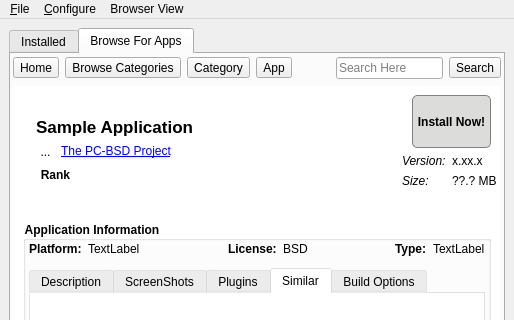
The window that pc-new-softwaremanager/mainUI.ui (pcbsd/pcbsd-projects) describes before a commit, drawn with Qt 5; both pictures show x 0 to 514 and y 0 to 320 of the 514 by 520 pixel window.
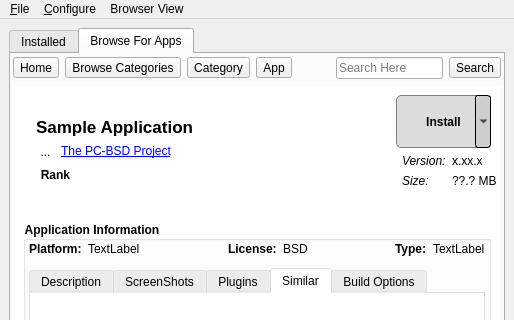
The same window after the commit. The open tabs and pages were chosen to show the change. Icons and pictures are not drawn.

Commit message: Please welcome the ability to install apps/package from the AppCafe directly into a running jail. This fully completes the browser side of the application (except for maybe some checks/message boxes when installing to a jail).

Patch:
```diff
--- a/pc-new-softwaremanager/mainUI.ui
+++ b/pc-new-softwaremanager/mainUI.ui
@@ -1196,26 +1196,10 @@
                <layout class="QVBoxLayout" name="verticalLayout_11">
                 <item>
                  <layout class="QHBoxLayout" name="horizontalLayout_8">
-                  <item>
-                   <spacer name="horizontalSpacer_8">
-                    <property name="orientation">
-                     <enum>Qt::Horizontal</enum>
-                    </property>
-                    <property name="sizeType">
-                     <enum>QSizePolicy::MinimumExpanding</enum>
-                    </property>
-                    <property name="sizeHint" stdset="0">
-                     <size>
-                      <width>0</width>
-                      <height>20</height>
-                     </size>
-                    </property>
-                   </spacer>
-                  </item>
                   <item>
                    <widget class="QToolButton" name="tool_bapp_download">
                     <property name="sizePolicy">
-                     <sizepolicy hsizetype="Minimum" vsizetype="Preferred">
+                     <sizepolicy hsizetype="Preferred" vsizetype="Preferred">
                       <horstretch>0</horstretch>
                       <verstretch>0</verstretch>
                      </sizepolicy>
@@ -1226,8 +1210,16 @@
                       <bold>true</bold>
                      </font>
                     </property>
+                    <property name="styleSheet">
+                     <string notr="true">QToolButton::menu-button{
+background:rgba(200,200,200,180); 
+border: 1px solid black;
+border-radius: 3px;
+width: 14px;
+}</string>
+                    </property>
                     <property name="text">
-                     <string notr="true">Install Now!</string>
+                     <string notr="true">Install</string>
                     </property>
                     <property name="icon">
                      <iconset resource="SoftwareManager.qrc">
@@ -1240,7 +1232,7 @@
                      </size>
                     </property>
                     <property name="popupMode">
-                     <enum>QToolButton::DelayedPopup</enum>
+                     <enum>QToolButton::MenuButtonPopup</enum>
                     </property>
                     <property name="toolButtonStyle">
                      <enum>Qt::ToolButtonTextUnderIcon</enum>
```
Left out of the diff: 24 changed lines with no effect on the pictures. The commit also changes 4 other files.
